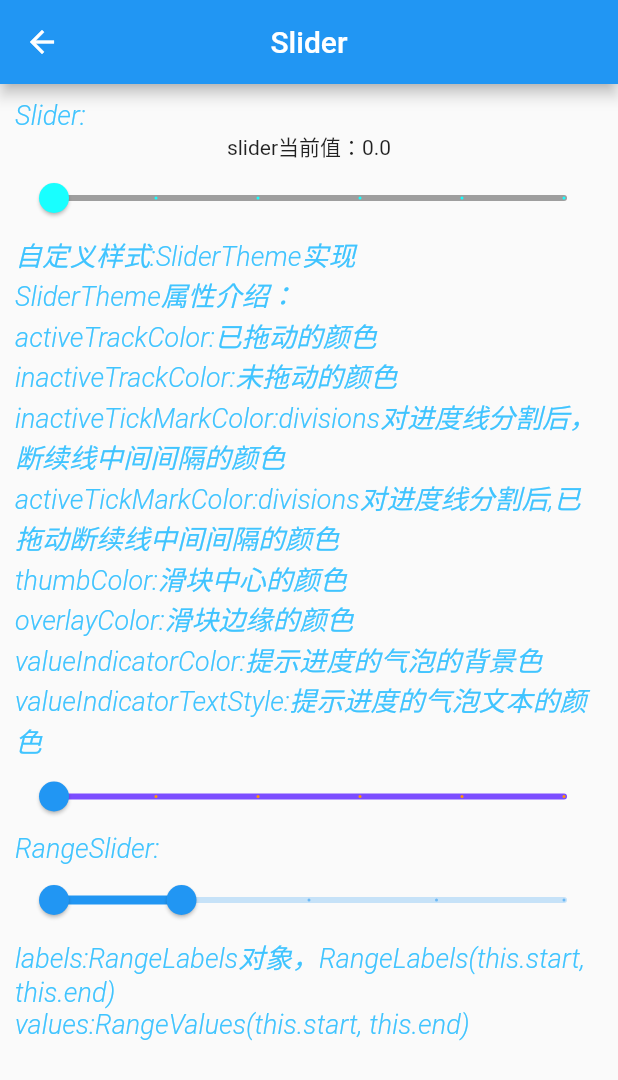
After one commit to WuJinLi/DemoForFlutter, a Flutter app: the SliderWidget screen opened directly, on a phone screen of 412 x 824 dp. The commit adds this screen. Shown: the top 1080 px of the screen. Run offline on Flutter 3.47's test engine with Material 2 defaults, Android fonts, the phone set to English and light mode, and no system bars; our stand-ins replace toast.

Commit message:
新增控件slider展示

```diff
--- a/lib/constant/main_body_data.dart
+++ b/lib/constant/main_body_data.dart
@@ -7,6 +7,7 @@ import 'package:flutter_demo/widgets/naviagtorbar/not_normal_navigator_bar.dart'
 import 'package:flutter_demo/widgets/buttom/buttom_widget.dart';
 import 'package:flutter_demo/widgets/radio/radio_widget.dart';
 import 'package:flutter_demo/widgets/checkbox/checkbox_widget.dart';
+import 'package:flutter_demo/widgets/slider_widget/slider_widget.dart';
 
 // 控制打开和关闭的类
 class ExpandStateBean {
@@ -75,7 +76,7 @@ List<ExpandStateBean> generateItems() {
           )
           ..add(
             ChildItemBean(
-              targetWidget: NotNormalNavigatorBar(),
+              targetWidget: SliderWidget(),
               text: '滑块组件',
             ),
           )
--- /dev/null
+++ b/lib/customwidget/page_base_widget.dart
@@ -0,0 +1,15 @@
+import 'package:flutter/material.dart';
+
+class PageBaseWidget extends StatelessWidget {
+  Widget layout;
+
+  PageBaseWidget({@required this.layout});
+
+  @override
+  Widget build(BuildContext context) {
+    return Container(
+      padding: EdgeInsets.all(10.0),
+      child: layout,
+    );
+  }
+}
--- /dev/null
+++ b/lib/widgets/slider_widget/slider_widget.dart
@@ -0,0 +1,112 @@
+import 'package:flutter/material.dart';
+import 'package:flutter_demo/customwidget/page_base_widget.dart';
+import 'package:flutter_demo/customwidget/decs_text_widget.dart';
+
+class SliderWidget extends StatefulWidget {
+  @override
+  _SliderWidgetState createState() => _SliderWidgetState();
+}
+
+class _SliderWidgetState extends State<SliderWidget> {
+  double _sliderValue = 0;
+  RangeValues _rangeValues = RangeValues(0, 25);
+
+  @override
+  Widget build(BuildContext context) {
+    return Scaffold(
+      appBar: AppBar(
+        title: Text('Slider'),
+        centerTitle: true,
+      ),
+      body: PageBaseWidget(
+        layout: SingleChildScrollView(
+          //滑动的方向 Axis.vertical为垂直方向滑动，Axis.horizontal 为水平方向
+          scrollDirection: Axis.vertical,
+          //滑动到底部回弹效果
+          physics: BouncingScrollPhysics(),
+          //true 滑动到底部
+          reverse: false,
+          child: Column(
+            children: <Widget>[
+              DescTextWidget(content: 'Slider:'),
+              Text('slider当前值：$_sliderValue'),
+              Slider(
+                //当前slide取值
+                value: _sliderValue,
+                //滑动slider时的回调
+                onChanged: (value) {
+                  setState(() {
+                    _sliderValue = value;
+                  });
+                },
+                //slider滑动区间，默认 0-1
+                min: 0,
+                max: 100,
+                //滑块的颜色
+                activeColor: Colors.cyanAccent,
+                //滑条的颜色
+                inactiveColor: Colors.grey,
+                label: '$_sliderValue',
+                //设置滑块的滑动为 离散的，即滑动值为 0、20 、40、60 、80、100：
+                divisions: 5,
+              ),
+              DescTextWidget(content: '自定义样式:SliderTheme实现'),
+              DescTextWidget(
+                  content:
+                      'SliderTheme属性介绍：\nactiveTrackColor:已拖动的颜色\ninactiveTrackColor:未拖动的颜色\ninactiveTickMarkColor:divisions对进度线分割后，断续线中间间隔的颜色\nactiveTickMarkColor:divisions对进度线分割后,已拖动断续线中间间隔的颜色\nthumbColor:滑块中心的颜色\noverlayColor:滑块边缘的颜色\nvalueIndicatorColor:提示进度的气泡的背景色\nvalueIndicatorTextStyle:提示进度的气泡文本的颜色'),
+              SliderTheme(
+                data: SliderTheme.of(context).copyWith(
+                  //已拖动的颜色
+                  activeTrackColor: Colors.white,
+                  //未拖动的颜色
+                  inactiveTrackColor: Colors.deepPurpleAccent,
+                  //divisions对进度线分割后，断续线中间间隔的颜色
+                  inactiveTickMarkColor: Colors.orange,
+                  //divisions对进度线分割后,已拖动断续线中间间隔的颜色
+                  activeTickMarkColor: Color(0xff404080),
+                  //滑块中心的颜色
+                  thumbColor: Colors.blue,
+                  //滑块边缘的颜色
+                  overlayColor: Colors.green,
+                  //提示进度的气泡的背景色
+                  valueIndicatorColor: Colors.purpleAccent,
+                  //提示进度的气泡文本的颜色
+                  valueIndicatorTextStyle: TextStyle(color: Colors.white),
+                ),
+                child: Slider(
+                  value: _sliderValue,
+                  onChanged: (value) {
+                    setState(() {
+                      _sliderValue = value;
+                    });
+                  },
+                  min: 0,
+                  max: 100,
+                  divisions: 5,
+                  label: '$_sliderValue',
+                ),
+              ),
+              DescTextWidget(content: 'RangeSlider:'),
+              RangeSlider(
+                values: _rangeValues,
+                onChanged: (RangeValues newValues) {
+                  setState(() {
+                    _rangeValues = newValues;
+                  });
+                },
+                min: 0,
+                max: 100,
+                divisions: 4,
+                labels:
+                    RangeLabels('${_rangeValues.start}', '${_rangeValues.end}'),
+              ),
+              DescTextWidget(
+                  content:
+                      'labels:RangeLabels对象，RangeLabels(this.start, this.end)\nvalues:RangeValues(this.start, this.end)'),
+            ],
+          ),
+        ),
+      ),
+    );
+  }
+}
```
Also changed, not shown: 1 other file.
